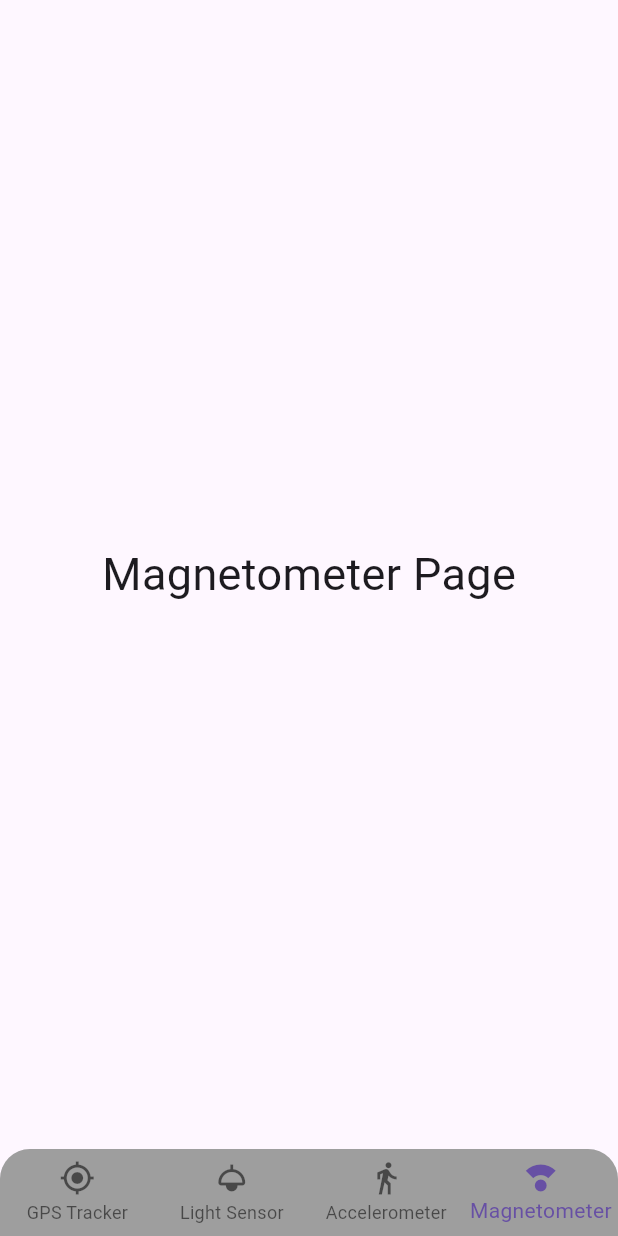
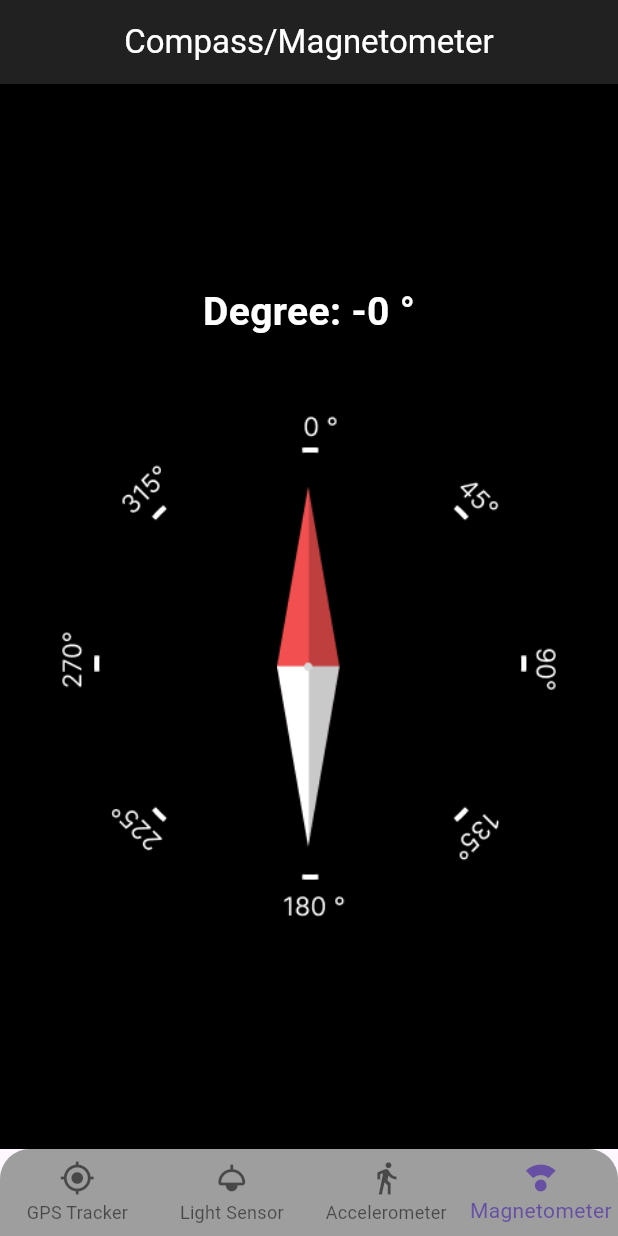
Before and after one commit to JnJuste/SmartHomeMonitoringApp, a Flutter app: the screen it shows after launch, item 4 of the bottom bar chosen, on a phone screen of 412 x 824 dp. Run offline on Flutter 3.47's test engine with Material 3 defaults, Android fonts, the phone set to English and light mode, and no system bars; our stand-ins replace sensors_plus.

Commit message:
Magnetometer

```diff
--- a/lib/pages/magnetometer.dart
+++ b/lib/pages/magnetometer.dart
@@ -1,14 +1,95 @@
+import 'dart:async';
+import 'dart:math';
 import 'package:flutter/material.dart';
+import 'package:sensors_plus/sensors_plus.dart';
 
-class Magnetometer extends StatelessWidget {
+class Magnetometer extends StatefulWidget {
   const Magnetometer({super.key});
 
   @override
+  State<Magnetometer> createState() => _MagnetometerState();
+}
+
+class _MagnetometerState extends State<Magnetometer> {
+  MagnetometerEvent _magneticEvent = MagnetometerEvent(0, 0, 0);
+  StreamSubscription? subscription;
+
+  @override
+  void initState() {
+    super.initState();
+    subscription = magnetometerEvents.listen((event) {
+      setState(() {
+        _magneticEvent = event;
+      });
+    });
+  }
+
+  @override
+  void dispose() {
+    subscription?.cancel();
+    super.dispose();
+  }
+
+  double calculatorDegrees(double x, double y) {
+    double heading = atan2(x, y);
+    //Convert from radians to degrees
+    heading = heading * 180 / pi;
+
+    //Ensure that the heading is between 0 and 360 degrees
+    if (heading > 0) {
+      heading -= 360;
+    }
+    return heading * -1;
+  }
+
+  @override
   Widget build(BuildContext context) {
-    return const Center(
-      child: Text(
-        "Magnetometer Page",
-        style: TextStyle(fontSize: 30),
+    final degrees = calculatorDegrees(_magneticEvent.x, _magneticEvent.y);
+    final angle = 1 * pi / 180 * degrees;
+    return Scaffold(
+      backgroundColor: Colors.black,
+      appBar: AppBar(
+        backgroundColor: Colors.grey.shade900,
+        centerTitle: true,
+        title: const Text(
+          "Compass/Magnetometer",
+          style: TextStyle(color: Colors.white),
+        ),
+      ),
+      body: Padding(
+        padding: const EdgeInsets.all(20.0),
+        child: Column(
+          mainAxisAlignment: MainAxisAlignment.center,
+          children: [
+            Text(
+              "Degree: ${degrees.toStringAsFixed(0)} °",
+              style: const TextStyle(
+                color: Colors.white,
+                fontSize: 26.0,
+                fontWeight: FontWeight.bold,
+              ),
+            ),
+
+            const SizedBox(height: 30.0),
+            // Let's show the compass
+            Padding(
+              padding: const EdgeInsets.all(18.0),
+              child: Stack(
+                alignment: Alignment.center,
+                children: [
+                  Image.asset("assets/cadrant.png"),
+                  Transform.rotate(
+                    angle: angle,
+                    child: Image.asset(
+                      "assets/compass.png",
+                      scale: 1.1,
+                    ),
+                  ),
+                ],
+              ),
+            ),
+          ],
+        ),
       ),
     );
   }
```
Also changed, not shown: lib/pages/accelerometer.dart (+6 -1 lines), lib/pages/gps_tracker.dart (+6 -1 lines), lib/pages/light_sensor.dart (+6 -1 lines), pubspec.yaml (+8 -3 lines), assets/cadrant.png (added), assets/compass.png (added), lib/main.dart (line endings or trailing spaces), pubspec.lock, 7 other files.
